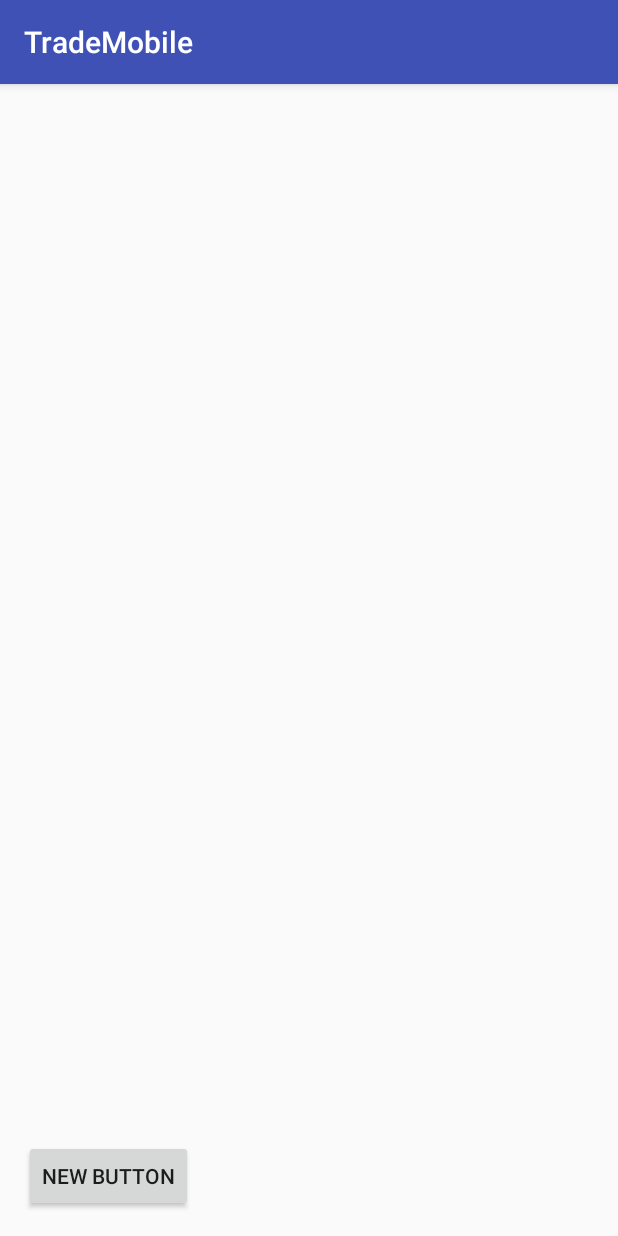
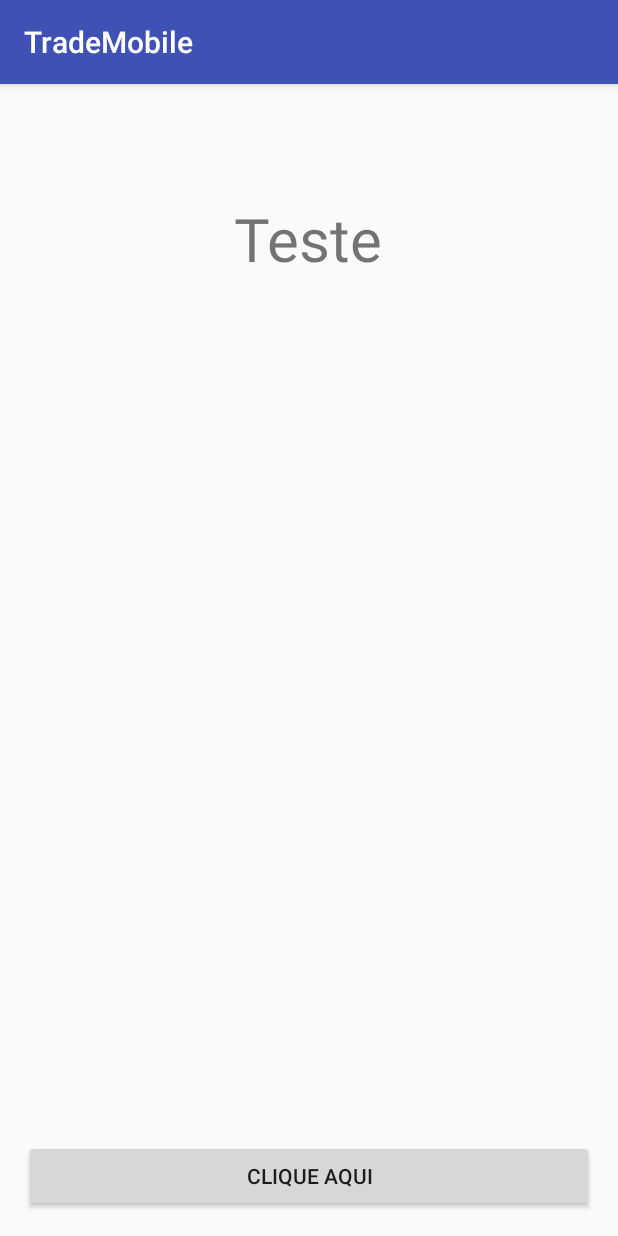
Before and after one commit to bruno-alencar/TradeMobile, an Android app: the screen it shows after launch (MainActivity), on a phone screen of 412 x 824 dp. Run offline under Robolectric (Android 15) with nearby library versions, the phone set to English and light mode, and no system bars.

Commit message:
Sexta a noite

```diff
--- a/app/build.gradle
+++ b/app/build.gradle
@@ -24,4 +24,5 @@ dependencies {
     testCompile 'junit:junit:4.12'
     compile 'com.android.support:appcompat-v7:24.2.1'
 
+    compile 'com.google.android.gms:play-services-maps:9.6.1'
 }
--- a/app/src/main/java/com/example/tradeforce/trademobile/MainActivity.java
+++ b/app/src/main/java/com/example/tradeforce/trademobile/MainActivity.java
@@ -2,12 +2,33 @@ package com.example.tradeforce.trademobile;
 
 import android.support.v7.app.AppCompatActivity;
 import android.os.Bundle;
+import android.view.View;
+import android.widget.Button;
+import android.widget.TextView;
 
 public class MainActivity extends AppCompatActivity {
+
+
+
 
     @Override
     protected void onCreate(Bundle savedInstanceState) {
         super.onCreate(savedInstanceState);
         setContentView(R.layout.activity_main);
+
+        final TextView textoMapa = (TextView) findViewById(R.id.txtviewMapa);
+        Button btnRotas = (Button) findViewById(R.id.btnRotas);
+
+        textoMapa.setText("Teste");
+        textoMapa.setTextSize(40);
+
+        btnRotas.setText("Clique aqui");
+
+        btnRotas.setOnClickListener(new View.OnClickListener() {
+            @Override
+            public void onClick(View view) {
+                textoMapa.setText("Botao apertado");
+            }
+        });
     }
 }
--- a/app/src/main/res/layout/activity_main.xml
+++ b/app/src/main/res/layout/activity_main.xml
@@ -9,11 +9,22 @@
     android:paddingTop="@dimen/activity_vertical_margin"
     tools:context="com.example.tradeforce.trademobile.MainActivity">
 
+    <TextView
+        android:text="Rotas"
+        android:layout_width="wrap_content"
+        android:layout_height="wrap_content"
+        android:layout_alignParentTop="true"
+        android:layout_centerHorizontal="true"
+        android:layout_marginTop="60dp"
+        android:id="@+id/txtviewMapa" />
+
     <Button
         android:layout_width="wrap_content"
         android:layout_height="wrap_content"
-        android:text="New Button"
-        android:id="@+id/button"
+        android:text="Rotas"
+        android:id="@+id/btnRotas"
         android:layout_alignParentBottom="true"
-        android:layout_alignParentStart="true" />
+        android:layout_alignParentStart="true"
+        android:layout_alignParentEnd="true" />
+
 </RelativeLayout>
--- a/build.gradle
+++ b/build.gradle
@@ -5,7 +5,7 @@ buildscript {
         jcenter()
     }
     dependencies {
-        classpath 'com.android.tools.build:gradle:2.1.3'
+        classpath 'com.android.tools.build:gradle:2.2.0'
 
         // NOTE: Do not place your application dependencies here; they belong
         // in the individual module build.gradle files
```
